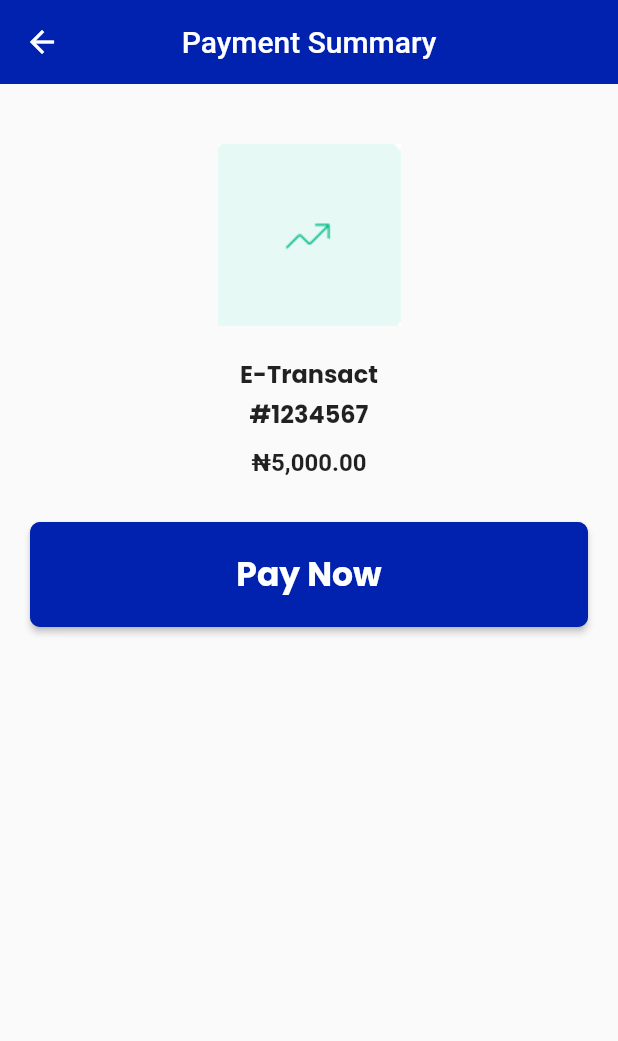
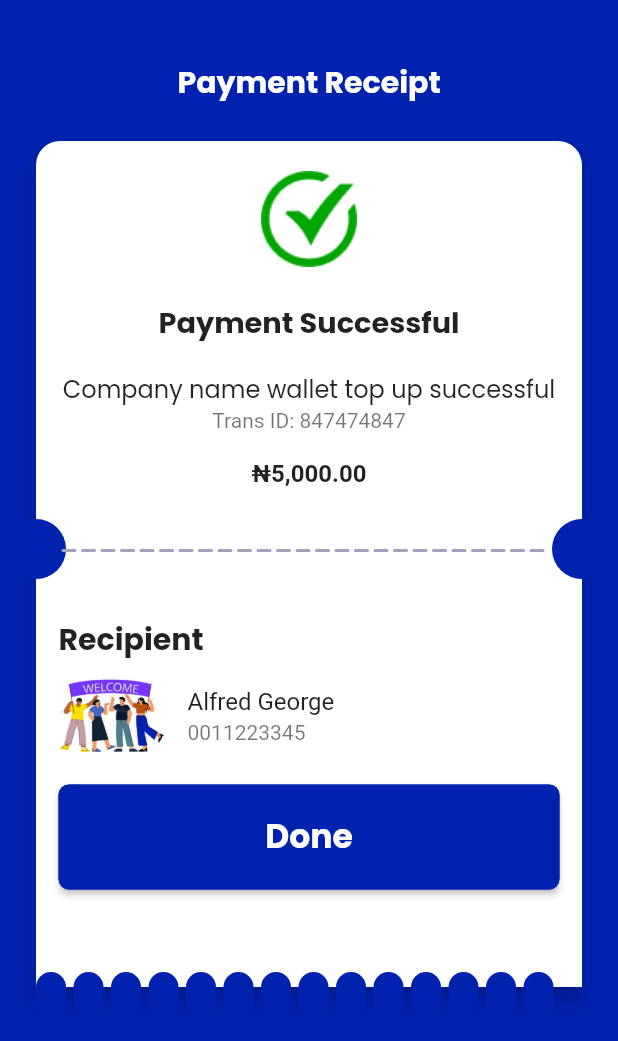
Before and after one commit to Trowpass/trowpass, a Flutter app: the TopUpTransportWalletSummaryScreen screen opened directly, after a tap on "Pay Now", on a phone screen of 412 x 824 dp. Shown: the top 1041 px of the screen. Run offline on Flutter 3.47's test engine with Material 2 defaults, Android fonts, the phone set to English and light mode, and no system bars; drawn by our look-alikes of dotted_line; our stand-ins replace carousel_slider, dio, get, google_fonts, pretty_dio_logger.

Commit message:
complete topup transport designs

```diff
--- a/app/lib/controllers/top_up_transport_wallet_controller.dart
+++ b/app/lib/controllers/top_up_transport_wallet_controller.dart
@@ -1,3 +1,4 @@
+import 'package:app/screens/wallet/top_up_transport_wallet_summary.dart';
 import 'package:flutter/material.dart';
 import 'package:get/get.dart';
 
@@ -39,6 +40,8 @@ class TopUpTransportWalletController extends GetxController {
     Get.focusScope!.unfocus();
     if (pinTextEditController.text.length <= 4) {
       Get.snackbar('Pin validation', 'Incomplete pin length');
+    } else {
+      Get.to(TopUpTransportWalletSummaryScreen());
     }
   }
 
--- /dev/null
+++ b/app/lib/controllers/top_up_transport_wallet_done_controller.dart
@@ -0,0 +1,32 @@
+import 'package:app/shareds/utils/images.dart';
+import 'package:get/get.dart';
+
+import '../screens/navigation_menus/home_landing_tab_screen.dart';
+
+class TopUpTransportWalletDoneContoller extends GetxController {
+  final transactionId = Rx<String>('');
+  final transactionAmount = Rx<double>(0);
+  final recipientImage = Rx<String>('');
+  final recipientName = Rx<String>('');
+  final recipientAccountNumber = Rx<String>('');
+
+  String setTransactionId = '847474847';
+  double setTransactionAmount = 5000;
+  String setRecipientImage = loginImg;
+  String setRecipientName = 'Alfred George';
+  String setRecipientAccountNumber = '0011223345';
+
+  @override
+  void onInit() {
+    transactionAmount.value = setTransactionAmount;
+    transactionId.value = setTransactionId;
+    recipientImage.value = setRecipientImage;
+    recipientName.value = setRecipientName;
+    recipientAccountNumber.value = setRecipientAccountNumber;
+    super.onInit();
+  }
+
+  void trySubmit() {
+    Get.to(() => HomeLandingTabScreen());
+  }
+}
--- a/app/lib/controllers/top_up_transport_wallet_summary_controller.dart
+++ b/app/lib/controllers/top_up_transport_wallet_summary_controller.dart
@@ -1,3 +1,4 @@
+import 'package:app/screens/wallet/top_up_transport_wallet_done.dart';
 import 'package:get/get.dart';
 
 class TopUpTransportWalletSummaryController extends GetxController {
@@ -15,5 +16,7 @@ class TopUpTransportWalletSummaryController extends GetxController {
     super.onInit();
   }
 
-  void trySubmit() {}
+  void trySubmit() {
+    Get.to(TopUpTransportWalletDoneScreen());
+  }
 }
--- a/app/lib/screens/wallet/top_up_transport_wallet.dart
+++ b/app/lib/screens/wallet/top_up_transport_wallet.dart
@@ -7,6 +7,7 @@ import 'package:get/get.dart';
 import '../../controllers/top_up_transport_wallet_controller.dart';
 import '../../shareds/utils/app_colors.dart';
 import '../../shareds/utils/border_radius.dart';
+import '../beneficiary/beneficiaries.dart';
 
 class TopUpTransportWalletScreen extends StatelessWidget {
   TopUpTransportWalletScreen({super.key});
@@ -91,7 +92,7 @@ class TopUpTransportWalletScreen extends StatelessWidget {
                       }).toList(),
                     ))),
             GestureDetector(
-              onTap: null,
+              onTap: () => Get.to(BeneficiariesScreen()),
               child: Align(
                 alignment: Alignment.centerRight,
                 child: Text(
--- /dev/null
+++ b/app/lib/screens/wallet/top_up_transport_wallet_done.dart
@@ -0,0 +1,191 @@
+import 'package:app/shareds/utils/app_colors.dart';
+import 'package:app/shareds/utils/images.dart';
+import 'package:dotted_line/dotted_line.dart';
+import 'package:flutter/material.dart';
+import 'package:get/get.dart';
+
+import '../../controllers/top_up_transport_wallet_done_controller.dart';
+import '../../widgets/app_styles.dart';
+import '../../widgets/currency_format.dart';
+import '../../widgets/standard_button.dart';
+
+class TopUpTransportWalletDoneScreen extends StatelessWidget {
+  TopUpTransportWalletDoneScreen({super.key});
+  final controller = Get.put(TopUpTransportWalletDoneContoller());
+
+  @override
+  Widget build(BuildContext context) {
+    return Scaffold(
+        backgroundColor: primaryColor,
+        body: SingleChildScrollView(
+          child: Padding(
+            padding: const EdgeInsets.all(20),
+            child: Container(
+              alignment: Alignment.center,
+              child: Column(
+                mainAxisAlignment: MainAxisAlignment.start,
+                crossAxisAlignment: CrossAxisAlignment.center,
+                children: [
+                  Padding(
+                    padding: const EdgeInsets.symmetric(vertical: 20),
+                    child: Text(
+                      'Payment Receipt',
+                      style: appStyles(20, Colors.white, FontWeight.bold),
+                    ),
+                  ),
+                  SizedBox(
+                    width: double.infinity,
+                    child: Card(
+                        elevation: 5,
+                        shadowColor: primaryColor,
+                        shape: const RoundedRectangleBorder(
+                            borderRadius: BorderRadius.only(
+                                topLeft: Radius.circular(16.0),
+                                topRight: Radius.circular(16.0))),
+                        child: Column(
+                          mainAxisAlignment: MainAxisAlignment.start,
+                          crossAxisAlignment: CrossAxisAlignment.center,
+                          children: [
+                            Padding(
+                              padding: const EdgeInsets.symmetric(vertical: 20),
+                              child: Image.asset(successImg),
+                            ),
+                            Padding(
+                              padding: const EdgeInsets.symmetric(vertical: 3),
+                              child: Text(
+                                'Payment Successful',
+                                style: appStyles(16, null, FontWeight.bold),
+                                textScaleFactor: 1.2,
+                              ),
+                            ),
+                            Padding(
+                              padding: EdgeInsets.zero,
+                              child: ListTile(
+                                title: Align(
+                                  alignment: Alignment.center,
+                                  child: Text(
+                                    'Company name wallet top up successful',
+                                    style: appStyles(16, null, null),
+                                  ),
+                                ),
+                                subtitle: Align(
+                                  alignment: Alignment.center,
+                                  child: Text(
+                                      'Trans ID: ${controller.transactionId.value}'),
+                                ),
+                              ),
+                            ),
+                            Padding(
+                              padding: const EdgeInsets.symmetric(vertical: 1),
+                              child: Text(
+                                  '${currencyFormat(context).currencySymbol}${formatCurrency(controller.transactionAmount.value)}',
+                                  style: const TextStyle(
+                                      fontWeight: FontWeight.bold,
+                                      fontSize: 16)),
+                            ),
+                            Stack(
+                              children: [
+                                Padding(
+                                  padding: const EdgeInsets.only(top: 20),
+                                  child: Row(
+                                    mainAxisAlignment:
+                                        MainAxisAlignment.spaceBetween,
+                                    children: [
+                                      Transform.translate(
+                                        offset: const Offset(-20, 0),
+                                        child: const CircleAvatar(
+                                          backgroundColor: primaryColor,
+                                        ),
+                                      ),
+                                      Transform.translate(
+                                        offset: const Offset(20, 0),
+                                        child: const CircleAvatar(
+                                            backgroundColor: primaryColor),
+                                      ),
+                                    ],
+                                  ),
+                                ),
+                                Align(
+                                  alignment: Alignment.center,
+                                  child: Transform.translate(
+                                    offset: const Offset(0, 40),
+                                    child: const DottedLine(
+                                      dashColor: grayscale,
+                                      dashLength: 10,
+                                      dashGapLength: 3,
+                                      lineThickness: 2,
+                                      dashRadius: 1,
+                                      lineLength: 330,
+                                    ),
+                                  ),
+                                ),
+                              ],
+                            ),
+                            Padding(
+                              padding: const EdgeInsets.symmetric(vertical: 10),
+                              child: Padding(
+                                padding: const EdgeInsets.all(15.0),
+                                child: Column(children: [
+                                  Align(
+                                      alignment: Alignment.centerLeft,
+                                      child: Text(
+                                        'Recipient',
+                                        style: appStyles(
+                                            20, null, FontWeight.bold),
+                                      )),
+                                  Row(
+                                    mainAxisAlignment: MainAxisAlignment.start,
+                                    crossAxisAlignment:
+                                        CrossAxisAlignment.start,
+                                    children: [
+                                      Align(
+                                        alignment: Alignment.centerLeft,
+                                        child: Expanded(
+                                            flex: 1,
+                                            child: Image.asset(
+                                                controller.recipientImage.value,
+                                                height: 70,
+                                                width: 70)),
+                                      ),
+                                      Expanded(
+                                          child: ListTile(
+                                              title: Text(controller
+                                                  .recipientName.value),
+                                              subtitle: Text(controller
+                                                  .recipientAccountNumber
+                                                  .value)))
+                                    ],
+                                  ),
+                                  Padding(
+                                      padding: const EdgeInsets.only(
+                                          top: 10, bottom: 10),
+                                      child: StandardButton(
+                                        text: 'Done',
+                                        onPressed: () {
+                                          controller.trySubmit();
+                                        },
+                                      ))
+                                ]),
+                              ),
+                            ),
+                            Transform.translate(
+                              offset: const Offset(0, 20),
+                              child: const DottedLine(
+                                dashColor: primaryColor,
+                                dashGapRadius: 20,
+                                dashGapLength: 5,
+                                dashLength: 20,
+                                lineThickness: 30,
+                                dashRadius: 20,
+                              ),
+                            )
+                          ],
+                        )),
+                  )
+                ],
+              ),
+            ),
+          ),
+        ));
+  }
+}
--- a/app/lib/shareds/resources/routes/app_pages.dart
+++ b/app/lib/shareds/resources/routes/app_pages.dart
@@ -1,14 +1,14 @@
-import 'package:app/screens/auth/login.dart';
 import 'package:get/get.dart';
 
 import '../../../controllers/bindings/dashboard_tab_binding.dart';
+import '../../../screens/navigation_menus/home_landing_tab_screen.dart';
 import 'app_reoutes.dart';
 
 class AppPages {
   static var list = [
     GetPage(
       name: AppRoutes.login,
-      page: () => const LoginScreen(),
+      page: () => HomeLandingTabScreen(),
       binding: DashboardTabBinding(),
     ),
   ];
--- a/app/lib/shareds/utils/images.dart
+++ b/app/lib/shareds/utils/images.dart
@@ -3,6 +3,7 @@ const loginImg = 'assets/images/welcome_img.png';
 const qrCode = 'assets/images/qrcode.png';
 const slide1 = 'assets/images/slide1.png';
 const paymentSummary = 'assets/images/payment.png';
+const successImg = 'assets/images/success.png';
 
 //region Icons
 const card = 'assets/icons/card.png';
--- a/app/pubspec.yaml
+++ b/app/pubspec.yaml
@@ -42,6 +42,7 @@ dependencies:
   pretty_dio_logger: ^1.3.1
   persistent_bottom_nav_bar: ^5.0.2
   intl: ^0.18.1
+  dotted_line: ^3.2.2
 dev_dependencies:
   flutter_test:
     sdk: flutter
```
Also changed, not shown: app/lib/controllers/add_beneficiary_controller.dart (added, +27 -0 lines), app/lib/controllers/heneficiaries_controller.dart (added, +26 -0 lines), app/lib/screens/beneficiary/add_beneficiary.dart (added, +84 -0 lines), app/lib/screens/beneficiary/beneficiaries.dart (added, +70 -0 lines), app/assets/images/success.png (added), app/pubspec.lock.
